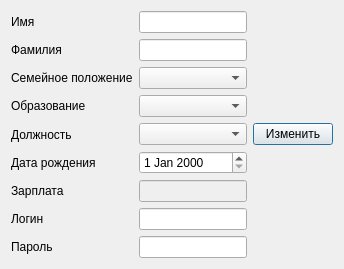
Before: the Qt Designer form ui/changeWorkerDialog.ui in helifur/projectYandex, drawn with Qt 5.
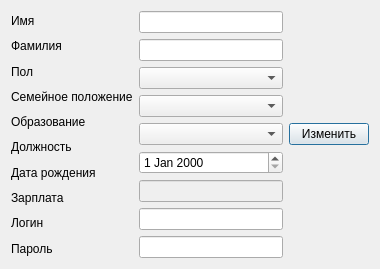
After: the same form once the commit is applied.

```diff
--- a/ui/changeWorkerDialog.ui
+++ b/ui/changeWorkerDialog.ui
@@ -14,9 +14,6 @@
    <string>Dialog</string>
   </property>
   <layout class="QHBoxLayout" name="horizontalLayout">
-   <property name="sizeConstraint">
-    <enum>QLayout::SetFixedSize</enum>
-   </property>
    <item>
     <layout class="QVBoxLayout" name="verticalLayout">
      <item>
@@ -34,7 +31,14 @@
       </widget>
      </item>
      <item>
-      <widget class="QLabel" name="label_3">
+      <widget class="QLabel" name="sex_label_2">
+       <property name="text">
+        <string>Пол</string>
+       </property>
+      </widget>
+     </item>
+     <item>
+      <widget class="QLabel" name="fam_label_2">
        <property name="text">
         <string>Семейное положение</string>
        </property>
```
Left out of the diff: 18 changed lines with no effect on the pictures.
